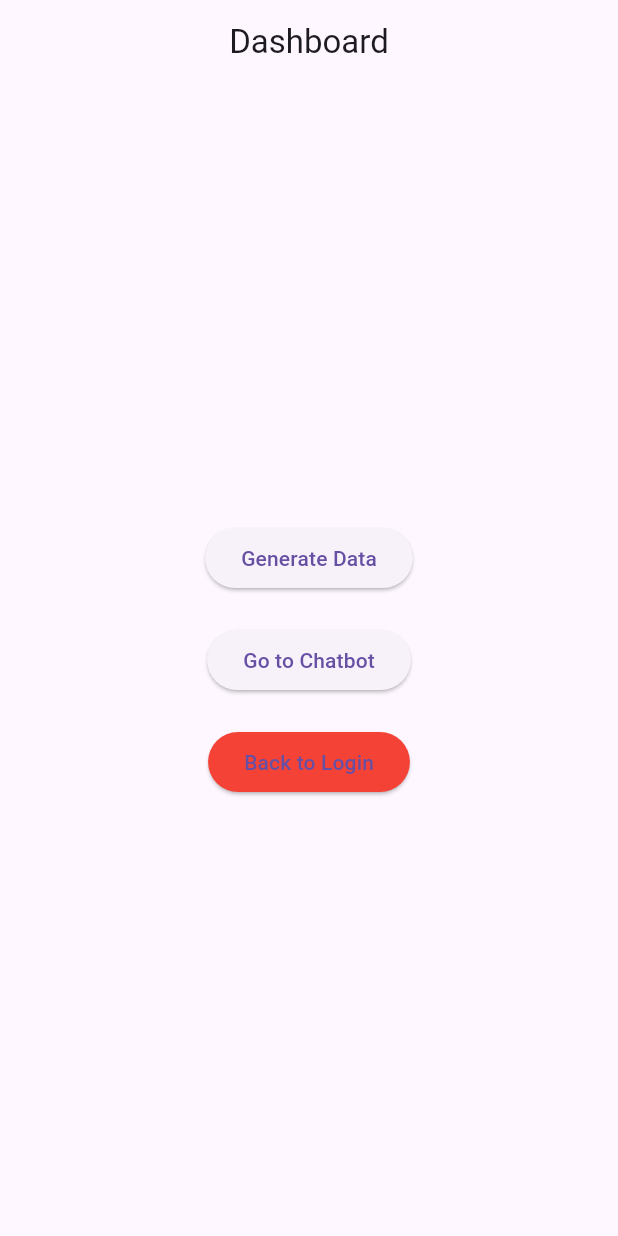
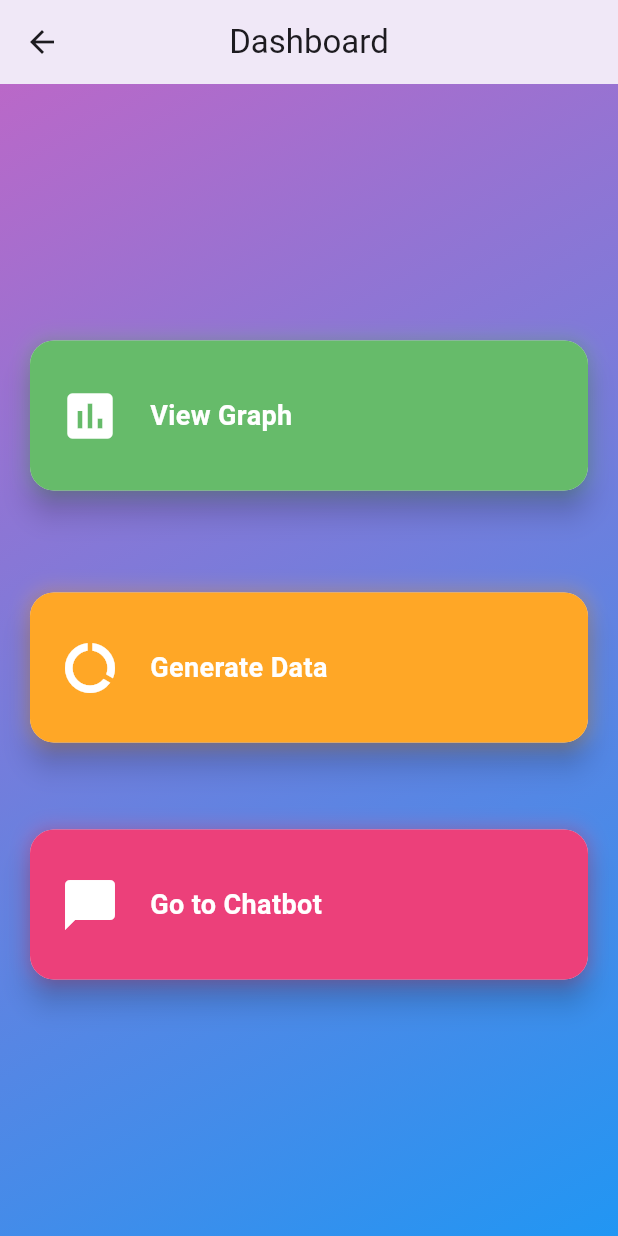
Before and after one commit to chetan323/Emindcare-1, a Flutter app: the DashboardScreen screen opened directly, on a phone screen of 412 x 824 dp. Run offline on Flutter 3.47's test engine with Material 3 defaults, Android fonts, the light colour scheme and no system bars; our stand-ins replace sqflite, youtube_player_flutter; missing offline and left inert: ikchatbot; accounts and stored records are empty.

Commit message:
Update dashboard.dart
code change

```diff
--- a/lib/dashboard.dart
+++ b/lib/dashboard.dart
@@ -1,8 +1,6 @@
-import 'package:emindcare/demo.dart';
+import 'package:flutter/material.dart';
 import 'package:emindcare/login_screen.dart';
-import 'package:flutter/material.dart';
 import 'package:emindcare/chat_bot.dart'; // Import the chatbot screen
-
 
 class DashboardScreen extends StatelessWidget {
   const DashboardScreen({Key? key}) : super(key: key);
@@ -11,52 +9,135 @@ class DashboardScreen extends StatelessWidget {
   Widget build(BuildContext context) {
     return Scaffold(
       appBar: AppBar(
+        leading: IconButton(
+          icon: const Icon(Icons.arrow_back),
+          onPressed: () {
+            // Navigate back to the login screen
+            Navigator.pushReplacement(
+              context,
+              MaterialPageRoute(builder: (context) => const LoginPage()),
+            );
+          },
+        ),
         title: const Text('Dashboard'),
         centerTitle: true,
+        elevation: 4,
       ),
-      body: Center(
-        child: Column(
-          mainAxisAlignment: MainAxisAlignment.center,
-          children: [
-            ElevatedButton(
-              onPressed: () {
-                // Generate some data (you can expand this logic)
-                // Navigator.push(
-                //   context,
-                //  MaterialPageRoute(builder: (context) =>  BlogPage()),
-                // );
-                ScaffoldMessenger.of(context).showSnackBar(
-                  const SnackBar(content: Text('Data Generated')),
-                );
-              },
-              child: const Text('Generate Data'),
+      body: Container(
+        decoration: BoxDecoration(
+          gradient: LinearGradient(
+            begin: Alignment.topLeft,
+            end: Alignment.bottomRight,
+            colors: [Colors.purple.shade300, Colors.blue.shade500], // Gradient colors
+          ),
+        ),
+        child: Center(
+          child: SingleChildScrollView(
+            child: Padding(
+              padding: const EdgeInsets.all(16.0),
+              child: Column(
+                mainAxisAlignment: MainAxisAlignment.center,
+                crossAxisAlignment: CrossAxisAlignment.center,
+                children: [
+                  // Clickable Card for View Graph with unique color and image beside text
+                  _buildCard(
+                    context,
+                    title: 'View Graph',
+                    color: Colors.green.shade400, // Green color for this card
+                    icon: Icons.insert_chart, // Chart icon
+                    onTap: () {
+                      ScaffoldMessenger.of(context).showSnackBar(
+                        const SnackBar(content: Text('Graph View Coming Soon')),
+                      );
+                    },
+                  ),
+                  const SizedBox(height: 60),  // Space between cards
+
+                  // Clickable Card for Data Generation with unique color and image beside text
+                  _buildCard(
+                    context,
+                    title: 'Generate Data',
+                    color: Colors.orange.shade400, // Orange color for this card
+                    icon: Icons.data_usage, // Data icon
+                    onTap: () {
+                      ScaffoldMessenger.of(context).showSnackBar(
+                        const SnackBar(content: Text('Data Generated')),
+                      );
+                    },
+                  ),
+                  const SizedBox(height: 50),  // Space between cards
+
+                  // Clickable Card for Chatbot with unique color and image beside text
+                  _buildCard(
+                    context,
+                    title: 'Go to Chatbot',
+                    color: Colors.pink.shade400, // Pink color for this card
+                    icon: Icons.chat_bubble, // Chat icon
+                    onTap: () {
+                      Navigator.push(
+                        context,
+                        MaterialPageRoute(builder: (context) => const ChatBotScreen()),
+                      );
+                    },
+                  ),
+                ],
+              ),
             ),
-            const SizedBox(height: 20),
-            ElevatedButton(
-              onPressed: () {
-                // Navigate to the chatbot screen
-                Navigator.push(
-                  context,
-                  MaterialPageRoute(builder: (context) => const ChatBotScreen()),
-                );
-              },
-              child: const Text('Go to Chatbot'),
-            ),
-            const SizedBox(height: 20),
-            ElevatedButton(
-              onPressed: () {
-                // Navigate back to the login screen
-                Navigator.pushReplacement(
-                  context,
-                  MaterialPageRoute(builder: (context) => const LoginPage()),
-                );
-              },
-              style: ElevatedButton.styleFrom(
-                backgroundColor: Colors.red, // Set the button color to red
+          ),
+        ),
+      ),
+    );
+  }
+
+  Widget _buildCard(BuildContext context, {
+    required String title,
+    required VoidCallback onTap,
+    required Color color,  // Pass in the custom color for each card
+    required IconData icon, // Pass in the icon for each card
+  }) {
+    return InkWell(
+      onTap: onTap,
+      child: Card(
+        elevation: 8,
+        shape: RoundedRectangleBorder(
+          borderRadius: BorderRadius.circular(16),
+        ),
+        child: Container(
+          height: 100,  // Reduced height for the card
+          padding: const EdgeInsets.symmetric(vertical: 20, horizontal: 20), // Adjusted padding for the reduced height
+          decoration: BoxDecoration(
+            borderRadius: BorderRadius.circular(16),
+            color: color,  // Use the passed color
+            boxShadow: [
+              BoxShadow(
+                color: color.withOpacity(0.3),
+                spreadRadius: 2,
+                blurRadius: 10,
               ),
-              child: const Text('Back to Login'),
-            ),
-          ],
+            ],
+          ),
+          child: Row(
+            children: [
+              // Icon for the card
+              Icon(
+                icon,
+                size: 40,
+                color: Colors.white,
+              ),
+              const SizedBox(width: 20), // Space between icon and text
+              // Text beside the icon
+              Expanded(
+                child: Text(
+                  title,
+                  style: const TextStyle(
+                    fontSize: 18,  // Adjusted font size for better proportion
+                    color: Colors.white,
+                    fontWeight: FontWeight.bold,
+                  ),
+                ),
+              ),
+            ],
+          ),
         ),
       ),
     );
```
